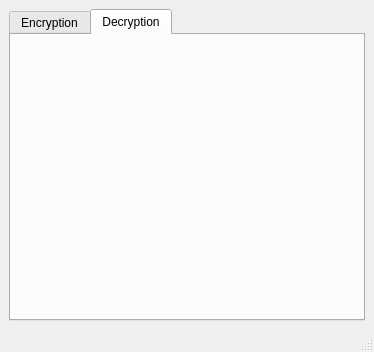
First picture: the form in MainWindow.ui, repository AHazimy/Enc._Dec-AES, before the edit.
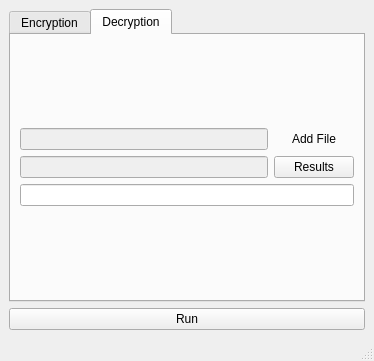
Second picture: the form after the edit. The open tabs and pages were chosen to show the change. Icons and pictures are not drawn.

Commit message: Fix one button for two functions

```diff
--- a/MainWindow.ui
+++ b/MainWindow.ui
@@ -7,7 +7,7 @@
     <x>0</x>
     <y>0</y>
     <width>374</width>
-    <height>352</height>
+    <height>361</height>
    </rect>
   </property>
   <property name="windowTitle">
@@ -19,6 +19,8 @@
   <widget class="QWidget" name="centralwidget">
    <layout class="QGridLayout" name="gridLayout">
     <item row="0" column="0">
+     <layout class="QVBoxLayout" name="verticalLayout">
+      <item>
      <widget class="QTabWidget" name="tabWidget">
       <property name="styleSheet">
        <string notr="true"/>
@@ -144,22 +146,6 @@
          <enum>QLineEdit::Password</enum>
         </property>
        </widget>
-       <widget class="QPushButton" name="btn_run">
-        <property name="geometry">
-         <rect>
-          <x>20</x>
-          <y>220</y>
-          <width>241</width>
-          <height>23</height>
-         </rect>
-        </property>
-        <property name="cursor">
-         <cursorShape>PointingHandCursor</cursorShape>
-        </property>
-        <property name="text">
-         <string>Run</string>
-        </property>
-       </widget>
        <widget class="QLineEdit" name="lineEdit_source">
         <property name="enabled">
          <bool>false</bool>
@@ -210,8 +196,86 @@
        <attribute name="title">
         <string>Decryption</string>
        </attribute>
-      </widget>
-     </widget>
+         <layout class="QGridLayout" name="gridLayout_2">
+          <item row="0" column="0">
+           <layout class="QVBoxLayout" name="verticalLayout_2">
+            <item>
+             <layout class="QHBoxLayout" name="horizontalLayout">
+              <item>
+               <widget class="QLineEdit" name="lineEdit_source_dec">
+                <property name="enabled">
+                 <bool>false</bool>
+                </property>
+               </widget>
+              </item>
+              <item>
+               <widget class="QPushButton" name="btn_browse_source_dec">
+                <property name="cursor">
+                 <cursorShape>PointingHandCursor</cursorShape>
+                </property>
+                <property name="text">
+                 <string>Add File</string>
+                </property>
+                <property name="icon">
+                 <iconset>
+                  <normalon>:/newPrefix/img/file.png</normalon>
+                 </iconset>
+                </property>
+                <property name="checkable">
+                 <bool>false</bool>
+                </property>
+                <property name="flat">
+                 <bool>true</bool>
+                </property>
+               </widget>
+              </item>
+             </layout>
+            </item>
+            <item>
+             <layout class="QHBoxLayout" name="horizontalLayout_2">
+              <item>
+               <widget class="QLineEdit" name="lineEdit_destination_dec">
+                <property name="enabled">
+                 <bool>false</bool>
+                </property>
+               </widget>
+              </item>
+              <item>
+               <widget class="QPushButton" name="btn_browse_destination_dec">
+                <property name="cursor">
+                 <cursorShape>PointingHandCursor</cursorShape>
+                </property>
+                <property name="text">
+                 <string>Results</string>
+                </property>
+               </widget>
+              </item>
+             </layout>
+            </item>
+            <item>
+             <widget class="QLineEdit" name="lineEdit_password_dec">
+              <property name="echoMode">
+               <enum>QLineEdit::Password</enum>
+              </property>
+             </widget>
+            </item>
+           </layout>
+          </item>
+         </layout>
+        </widget>
+       </widget>
+      </item>
+      <item>
+       <widget class="QPushButton" name="btn_run">
+        <property name="cursor">
+         <cursorShape>PointingHandCursor</cursorShape>
+        </property>
+        <property name="text">
+         <string>Run</string>
+        </property>
+       </widget>
+      </item>
+     </layout>
     </item>
    </layout>
   </widget>
```
Left out of the diff: 4 changed lines with no effect on the pictures. Lines whose indentation alone changed are shown as unchanged. The commit also changes 5 other files.
